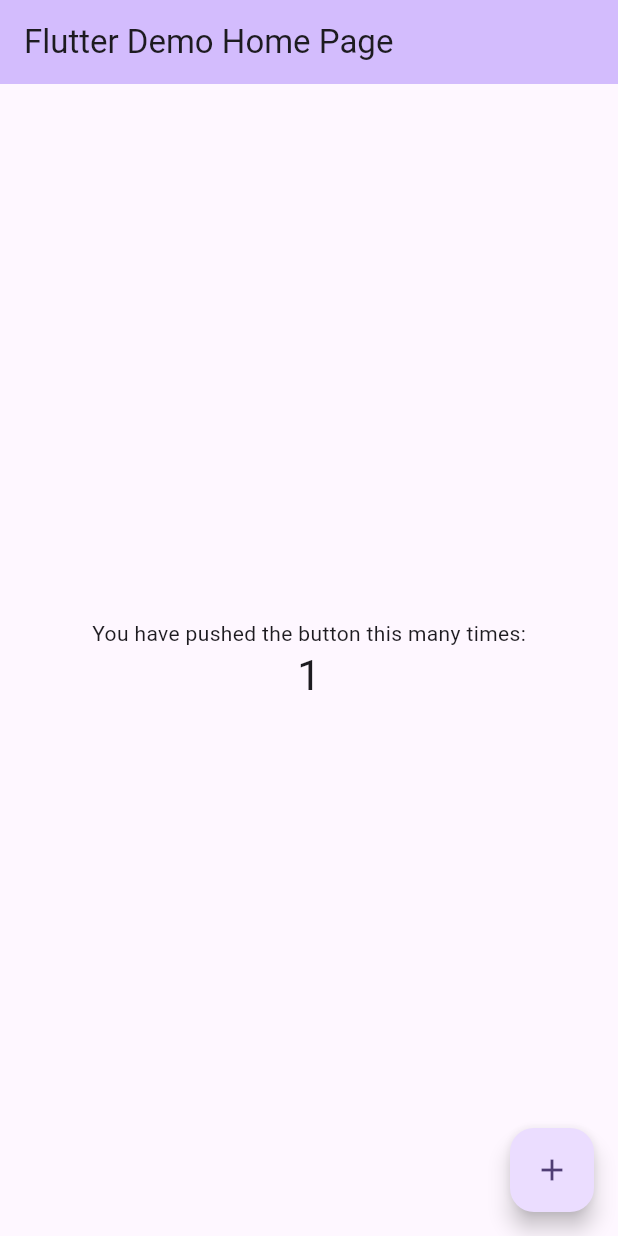
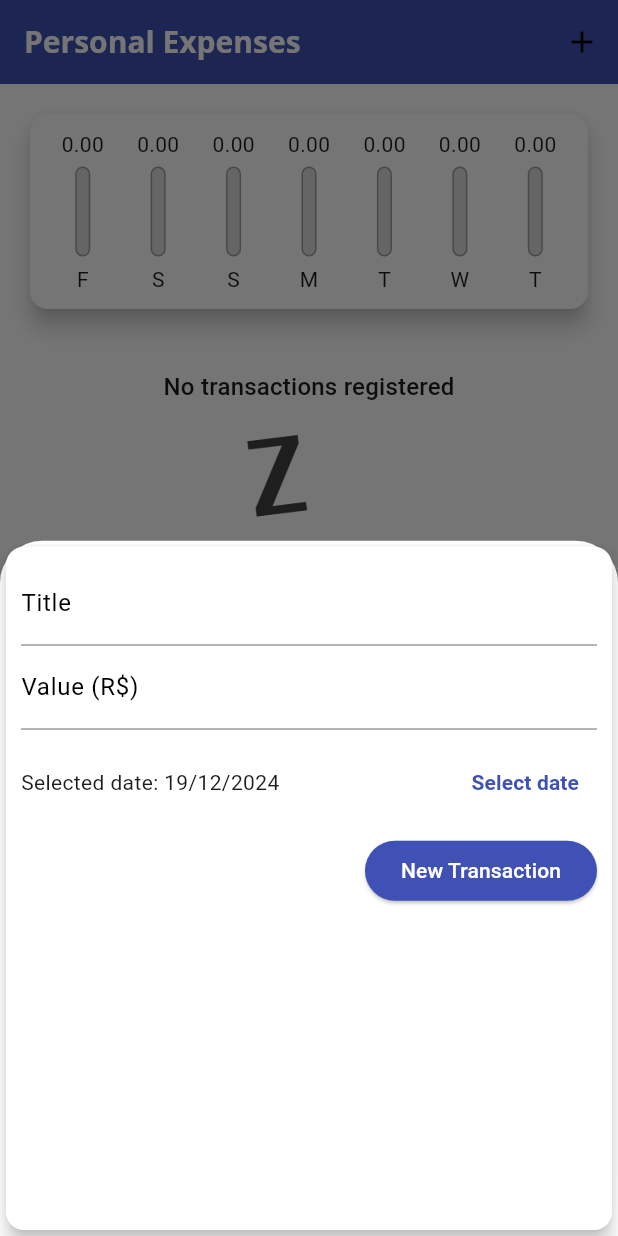
Before and after one commit to RodrigoMalaquias/expenses, a Flutter app: the screen it shows after launch, after a tap on the "add" icon, on a phone screen of 412 x 824 dp. Run offline on Flutter 3.47's test engine with Material 3 defaults, Android fonts, the phone set to English and light mode, and no system bars.

Commit message:
Project finished

```diff
--- /dev/null
+++ b/lib/components/chart.dart
@@ -0,0 +1,66 @@
+import 'package:expenses/components/chat_bar.dart';
+import 'package:flutter/material.dart';
+import 'package:intl/intl.dart';
+import '../models/transaction.dart';
+
+class Chart extends StatelessWidget {
+
+  final List<Transaction> recentTransaction;
+
+  Chart(this.recentTransaction);
+
+  List<Map<String, Object>> get groupedTransactions {
+    return List.generate(7, (index) {
+      final weekDay = DateTime.now().subtract(
+        Duration(days: index)
+      );
+
+      double totalSum = 0.0;
+
+      for(var i = 0; i < recentTransaction.length; i++) {
+        bool sameDay = recentTransaction[i].date.day == weekDay.day;
+        bool sameMonth = recentTransaction[i].date.month == weekDay.month;
+        bool sameYear = recentTransaction[i].date.year == weekDay.year;
+
+        if(sameDay && sameMonth && sameYear) {
+          totalSum += recentTransaction[i].value;
+        }
+      }
+
+      return {
+        'day' : DateFormat.E().format(weekDay)[0],
+        'value': totalSum
+      };
+    }).reversed.toList();
+  }
+
+  double get _weekTotalValue {
+    return groupedTransactions.fold(0.0, (sum, tr) {
+      return sum + (tr['value'] as double);
+    });
+  }
+
+  @override
+  Widget build(BuildContext context) {
+    return Card(
+      elevation: 6,
+      margin: EdgeInsets.all(20),
+      child: Padding(
+        padding: const EdgeInsets.all(10),
+        child: Row(
+          mainAxisAlignment: MainAxisAlignment.spaceAround,
+          children: groupedTransactions.map((tr) {
+            return Flexible(
+              fit: FlexFit.tight,
+              child: ChatBar(
+                label: tr['day'].toString(),
+                value: tr['value'] as double,
+                percentage: _weekTotalValue == 0 ? 0 : (tr['value'] as double) / _weekTotalValue
+              ),
+            );
+          }).toList(),
+          ),
+      ),
+    );
+  }
+}
--- /dev/null
+++ b/lib/components/chat_bar.dart
@@ -0,0 +1,60 @@
+import 'package:flutter/material.dart';
+
+class ChatBar extends StatelessWidget {
+
+  final String label;
+  final double value;
+  final double percentage;
+
+  ChatBar({
+    required this.label,
+    required this.value,
+    required this.percentage,
+  });
+
+
+  @override
+  Widget build(BuildContext context) {
+    return Column(
+      children: [
+        Container(
+          height: 20,
+          child: FittedBox(
+            child: Text('${value.toStringAsFixed(2)}')
+          ),
+        ),
+        SizedBox(height: 5),
+        Container(
+          height: 60,
+          width: 10,
+          child: Stack(
+            alignment: Alignment.bottomCenter,
+            children: [
+              Container(
+                decoration: BoxDecoration(
+                  border: Border.all(
+                    color: Colors.grey,
+                    width: 1.0
+                  ),
+                  color: Color.fromRGBO(220, 220, 220, 1),
+                  borderRadius: BorderRadius.circular(5)
+                ),
+              ),
+              FractionallySizedBox(
+                heightFactor: percentage,
+                child: Container(
+                  decoration: BoxDecoration(
+                    color: Theme.of(context).primaryColor,
+                    borderRadius: BorderRadius.circular(5)
+                  ),
+                ),
+              )
+            ],
+          ),
+        ),
+        SizedBox(height: 5),
+        Text(label)
+      ],
+    );
+  }
+}
--- /dev/null
+++ b/lib/components/transaction_form.dart
@@ -0,0 +1,118 @@
+import 'package:flutter/material.dart';
+import 'package:intl/intl.dart';
+
+class TransactionForm extends StatefulWidget {
+
+  final void Function(String, double, DateTime) onSubmit;
+
+  TransactionForm(this.onSubmit);
+
+  @override
+  State<TransactionForm> createState() => _TransactionFormState();
+}
+
+class _TransactionFormState extends State<TransactionForm> {
+  final _titleController = TextEditingController();
+  final _valueController = TextEditingController();
+  DateTime _selectedDate = DateTime.now();
+
+  _submitForm() {
+    final title = _titleController.text;
+    final value = double.tryParse(_valueController.text) ?? 0.0;
+
+    if(title.isEmpty || value <= 0){
+      return;
+    }
+
+    widget.onSubmit(title, value, _selectedDate);
+  }
+
+  _showDatePicker() {
+    showDatePicker(
+      context: context,
+      initialDate: DateTime.now(),
+      firstDate: DateTime(2024),
+      lastDate: DateTime.now()
+    ).then((pickedDate) {
+      if(pickedDate == null) {
+        return;
+      }
+
+      setState(() {
+        _selectedDate = pickedDate;
+      });
+
+    });
+  }
+
+  @override
+  Widget build(BuildContext context) {
+    return Card(
+      elevation: 5,
+      child: Padding(
+        padding: const EdgeInsets.all(10),
+        child: Column(
+          children: [
+            TextField(
+              controller: _titleController,
+              onSubmitted: (_) => _submitForm(),
+              decoration: const InputDecoration(
+                labelText: 'Title',
+                enabledBorder: UnderlineInputBorder(
+                  borderSide: BorderSide(color: Colors.grey)
+                )
+              ),
+            ),
+            TextField(
+              controller: _valueController,
+              keyboardType: const TextInputType.numberWithOptions(decimal: true),
+              onSubmitted: (_) => _submitForm(),
+              decoration: const InputDecoration(
+                labelText: 'Value (R\$)',
+                enabledBorder: UnderlineInputBorder(
+                  borderSide: BorderSide(color: Colors.grey)
+                )
+              ),
+            ),
+            Container(
+              height: 70,
+              child: Row(
+                children: [
+                  Expanded(
+                    child: Text(
+                      _selectedDate == null ? 'No date selected!'
+                        : 'Selected date: ${DateFormat('dd/MM/y').format(_selectedDate!)}'
+                      ),
+                  ),
+                  TextButton(
+                    onPressed: _showDatePicker,
+                    child: const Text(
+                      'Select date',
+                      style: TextStyle
+                      (
+                        fontWeight: FontWeight.bold
+                      ),
+                    ),
+                  )
+                ],
+              ),
+            ),
+            Row(
+              mainAxisAlignment: MainAxisAlignment.end,
+              children: [
+                ElevatedButton(
+                  style: TextButton.styleFrom(
+                    backgroundColor: Theme.of(context).primaryColor,
+                    foregroundColor: Colors.white
+                    ),
+                  onPressed: _submitForm,
+                    child: const Text("New Transaction"),
+                ),
+              ],
+            )
+          ],
+        ),
+      ),
+    );
+  }
+}
--- /dev/null
+++ b/lib/components/transaction_list.dart
@@ -0,0 +1,70 @@
+import 'package:expenses/models/transaction.dart';
+import 'package:flutter/material.dart';
+import 'package:intl/intl.dart';
+
+class TransactionList extends StatelessWidget {
+
+  final List<Transaction> transactions;
+  final void Function(String) onRemove;
+
+  TransactionList(this.transactions, this.onRemove);
+
+  @override
+  Widget build(BuildContext context) {
+    return Container(
+      height: 530,
+      child: transactions.isEmpty? Column(
+        children: [
+          SizedBox(height: 20),
+          Text(
+            'No transactions registered',
+            style: Theme.of(context).textTheme.titleMedium,
+          ),
+          SizedBox(height: 20),
+          Container(
+            height: 200,
+            child: Image.asset(
+              'assets/images/waiting.png',
+              fit: BoxFit.cover,
+              ),
+          )
+        ],
+      ) : ListView.builder(
+        itemCount: transactions.length,
+        itemBuilder: (ctx, index) {
+          final tr = transactions[index];
+          return Card(
+            elevation: 5,
+            margin: const EdgeInsets.symmetric(
+              vertical: 8,
+              horizontal: 5
+            ),
+            child: ListTile(
+              leading: CircleAvatar(
+                radius: 30,
+                child: Padding(
+                  padding: const EdgeInsets.all(6),
+                  child: FittedBox(
+                    child: Text('R\$${tr.value}')
+                  ),
+                ),
+              ),
+              title: Text(
+                tr.title,
+                style: Theme.of(context).textTheme.titleMedium,
+              ),
+              subtitle: Text(
+                DateFormat('d MMM y').format(tr.date)
+              ),
+              trailing: IconButton(
+                onPressed: () => onRemove(tr.id),
+                icon: Icon(Icons.delete),
+                color: Colors.red
+              ),
+            ),
+          );
+        },
+      ),
+    );
+  }
+}
--- a/lib/main.dart
+++ b/lib/main.dart
@@ -1,125 +1,122 @@
+import 'package:expenses/components/transaction_form.dart';
 import 'package:flutter/material.dart';
+import 'dart:math';
+import './components/transaction_list.dart';
+import '/models/transaction.dart';
+import 'components/chart.dart';
 
-void main() {
-  runApp(const MyApp());
-}
+main () => runApp(ExpensesApp());
 
-class MyApp extends StatelessWidget {
-  const MyApp({super.key});
+class ExpensesApp extends StatelessWidget {
 
-  // This widget is the root of your application.
   @override
   Widget build(BuildContext context) {
     return MaterialApp(
-      title: 'Flutter Demo',
+      home: MyHomePage(),
       theme: ThemeData(
-        // This is the theme of your application.
-        //
-        // TRY THIS: Try running your application with "flutter run". You'll see
-        // the application has a purple toolbar. Then, without quitting the app,
-        // try changing the seedColor in the colorScheme below to Colors.green
-        // and then invoke "hot reload" (save your changes or press the "hot
-        // reload" button in a Flutter-supported IDE, or press "r" if you used
-        // the command line to start the app).
-        //
-        // Notice that the counter didn't reset back to zero; the application
-        // state is not lost during the reload. To reset the state, use hot
-        // restart instead.
-        //
-        // This works for code too, not just values: Most code changes can be
-        // tested with just a hot reload.
-        colorScheme: ColorScheme.fromSeed(seedColor: Colors.deepPurple),
-        useMaterial3: true,
+        colorScheme: ColorScheme.fromSwatch(primarySwatch: Colors.indigo)
+            .copyWith(secondary: Colors.amber),
+          fontFamily: 'Quicksand',
+          textTheme: ThemeData.light().textTheme.copyWith(
+            headlineMedium: const TextStyle(
+              fontFamily: 'OpenSans',
+              fontSize: 18,
+              fontWeight: FontWeight.bold,
+              color: Colors.black
+            ),
+          ),
+          appBarTheme: const AppBarTheme(
+            titleTextStyle: TextStyle(
+              fontFamily: 'OpenSans',
+              fontSize: 20,
+              fontWeight: FontWeight.bold
+            )
+          ),
+          inputDecorationTheme: const InputDecorationTheme(
+          border: UnderlineInputBorder(),
+        ),
       ),
-      home: const MyHomePage(title: 'Flutter Demo Home Page'),
     );
   }
 }
 
 class MyHomePage extends StatefulWidget {
-  const MyHomePage({super.key, required this.title});
-
-  // This widget is the home page of your application. It is stateful, meaning
-  // that it has a State object (defined below) that contains fields that affect
-  // how it looks.
-
-  // This class is the configuration for the state. It holds the values (in this
-  // case the title) provided by the parent (in this case the App widget) and
-  // used by the build method of the State. Fields in a Widget subclass are
-  // always marked "final".
-
-  final String title;
 
   @override
   State<MyHomePage> createState() => _MyHomePageState();
 }
 
 class _MyHomePageState extends State<MyHomePage> {
-  int _counter = 0;
 
-  void _incrementCounter() {
+  final List<Transaction> _transactions = [];
+
+  List<Transaction> get _recentTransactions {
+    return _transactions.where((tr) {
+      return tr.date.isAfter(DateTime.now().subtract(
+        Duration(days: 7)
+      ));
+    }).toList();
+  }
+
+   _addTransaction(String title, double value, DateTime date) {
+    final newTransaction = Transaction(
+      id: Random().nextDouble().toString(),
+      title: title,
+      value: value,
+      date: date
+    );
+
+
     setState(() {
-      // This call to setState tells the Flutter framework that something has
-      // changed in this State, which causes it to rerun the build method below
-      // so that the display can reflect the updated values. If we changed
-      // _counter without calling setState(), then the build method would not be
-      // called again, and so nothing would appear to happen.
-      _counter++;
+      _transactions.add(newTransaction);
     });
+
+    Navigator.of(context).pop();
+  }
+
+  _removeTransaction(String id) {
+    setState(() {
+      _transactions.removeWhere((tr) => tr.id == id);
+    });
+  }
+
+  _openTransactionFormModal(BuildContext context) {
+    showModalBottomSheet(
+      context: context,
+      builder: (_) {
+        return TransactionForm(_addTransaction);
+      },
+    );
   }
 
   @override
   Widget build(BuildContext context) {
-    // This method is rerun every time setState is called, for instance as done
-    // by the _incrementCounter method above.
-    //
-    // The Flutter framework has been optimized to make rerunning build methods
-    // fast, so that you can just rebuild anything that needs updating rather
-    // than having to individually change instances of widgets.
     return Scaffold(
       appBar: AppBar(
-        // TRY THIS: Try changing the color here to a specific color (to
-        // Colors.amber, perhaps?) and trigger a hot reload to see the AppBar
-        // change color while the other colors stay the same.
-        backgroundColor: Theme.of(context).colorScheme.inversePrimary,
-        // Here we take the value from the MyHomePage object that was created by
-        // the App.build method, and use it to set our appbar title.
-        title: Text(widget.title),
+        backgroundColor: Theme.of(context).primaryColor,
+        title: Text('Personal Expenses'),
+        actions: [
+          IconButton(
+            onPressed: () => _openTransactionFormModal(context),
+            icon: Icon(Icons.add)
+          )
+        ],
       ),
-      body: Center(
-        // Center is a layout widget. It takes a single child and positions it
-        // in the middle of the parent.
+      body: SingleChildScrollView(
         child: Column(
-          // Column is also a layout widget. It takes a list of children and
-          // arranges them vertically. By default, it sizes itself to fit its
-          // children horizontally, and tries to be as tall as its parent.
-          //
-          // Column has various properties to control how it sizes itself and
-          // how it positions its children. Here we use mainAxisAlignment to
-          // center the children vertically; the main axis here is the vertical
-          // axis because Columns are vertical (the cross axis would be
-          // horizontal).
-          //
-          // TRY THIS: Invoke "debug painting" (choose the "Toggle Debug Paint"
-          // action in the IDE, or press "p" in the console), to see the
-          // wireframe for each widget.
-          mainAxisAlignment: MainAxisAlignment.center,
-          children: <Widget>[
-            const Text(
-              'You have pushed the button this many times:',
-            ),
-            Text(
-              '$_counter',
-              style: Theme.of(context).textTheme.headlineMedium,
-            ),
+          crossAxisAlignment: CrossAxisAlignment.stretch,
+          children: <Widget> [
+            Chart(_recentTransactions),
+            TransactionList(_transactions, _removeTransaction),
           ],
         ),
       ),
       floatingActionButton: FloatingActionButton(
-        onPressed: _incrementCounter,
-        tooltip: 'Increment',
-        child: const Icon(Icons.add),
-      ), // This trailing comma makes auto-formatting nicer for build methods.
+        child: Icon(Icons.add),
+        onPressed: () => _openTransactionFormModal(context),
+        backgroundColor: Theme.of(context).colorScheme.secondary,
+      ),
+      floatingActionButtonLocation: FloatingActionButtonLocation.centerFloat,
     );
   }
 }
--- /dev/null
+++ b/lib/models/transaction.dart
@@ -0,0 +1,15 @@
+
+
+class Transaction {
+  final String id;
+  final String title;
+  final double value;
+  final DateTime date;
+
+  Transaction({
+    required this.id,
+    required this.title,
+    required this.value,
+    required this.date,
+  });
+}
```
Also changed, not shown: pubspec.yaml (+14 -8 lines), assets/fonts/OpenSans-Bold.ttf (added), assets/fonts/OpenSans-Regular.ttf (added), assets/fonts/Quicksand-Bold.ttf (added), assets/fonts/Quicksand-Light.ttf (added), assets/fonts/Quicksand-Medium.ttf (added), assets/fonts/Quicksand-Regular.ttf (added), assets/images/waiting.png (added), pubspec.lock.
